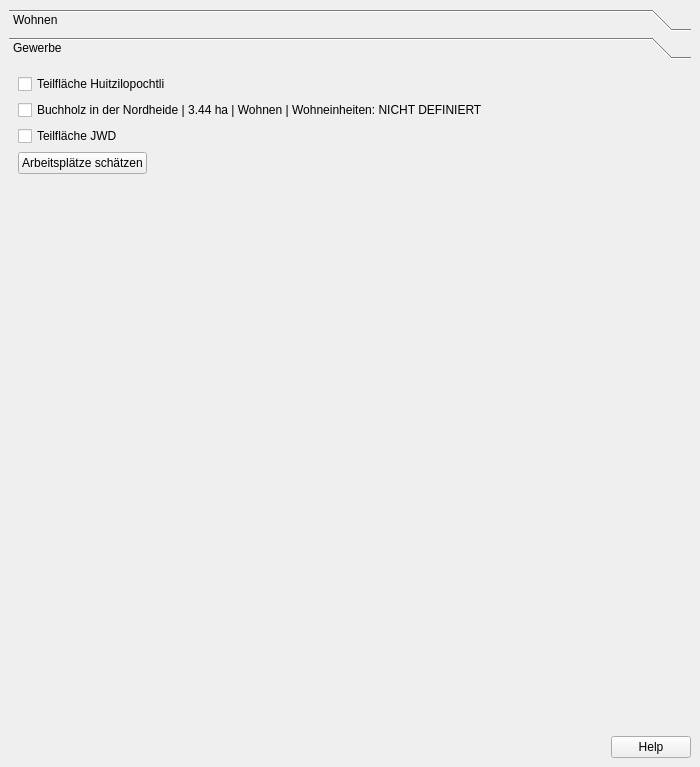
This is projektcheck/ProjektCheck_dockwidget_analysis_01-BA.ui in projektcheck/ProjektCheck-QGIS as Qt 5 draws it before an edit. The edited form follows.
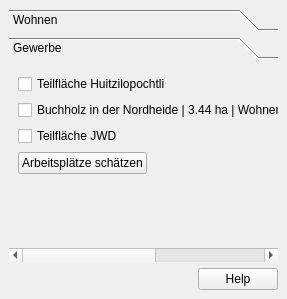
This is the edited form.

Commit message: analysis-docks 4-5, revised ui design

Patch:
```diff
--- a/projektcheck/ProjektCheck_dockwidget_analysis_01-BA.ui
+++ b/projektcheck/ProjektCheck_dockwidget_analysis_01-BA.ui
@@ -6,8 +6,8 @@
    <rect>
     <x>0</x>
     <y>0</y>
-    <width>700</width>
-    <height>767</height>
+    <width>287</width>
+    <height>299</height>
    </rect>
   </property>
   <property name="windowTitle">
@@ -89,8 +89,8 @@
         <rect>
          <x>0</x>
          <y>0</y>
-         <width>682</width>
-         <height>644</height>
+         <width>438</width>
+         <height>159</height>
         </rect>
        </property>
        <attribute name="label">
```
Left out of the diff: 4 changed lines with no effect on the pictures. The commit also changes 5 other files.
